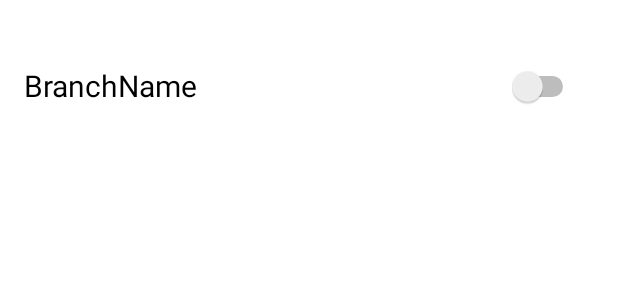
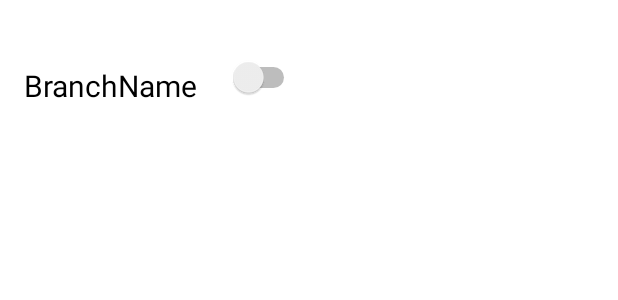
Before and after one commit to Riyanshi243/StudentHelpDesk, an Android app: the layout repeatable_database_filters2.xml on its own in the app's theme, with its tools: preview values and no code run, on a phone screen of 412 x 824 dp. Shown: the top 300 px of the screen. Run offline under Robolectric (Android 15) with nearby library versions, the phone set to English and light mode, and no system bars.

Commit message:
Branch in lock added

```diff
--- a/app/src/main/res/layout/repeatable_database_filters.xml
+++ b/app/src/main/res/layout/repeatable_database_filters.xml
@@ -55,7 +55,8 @@
             android:layout_height="match_parent"
             android:layout_marginTop="10dp"
             android:layout_marginBottom="10dp"
-            android:background="@color/background_gray"/>
+            android:background="@color/background_gray"
+            android:orientation="vertical" />
     </LinearLayout>
 
 </androidx.constraintlayout.widget.ConstraintLayout>
--- a/app/src/main/res/layout/repeatable_database_filters2.xml
+++ b/app/src/main/res/layout/repeatable_database_filters2.xml
@@ -19,13 +19,15 @@
         app:layout_constraintTop_toTopOf="parent"
         app:layout_constraintVertical_bias="0.029">
 
-        <TableRow
+        <LinearLayout
             android:layout_width="match_parent"
-            android:layout_height="wrap_content">
+            android:layout_height="match_parent"
+            android:layout_gravity="right"
+            android:orientation="horizontal">
 
             <TextView
                 android:id="@+id/branchName"
-                android:layout_width="302dp"
+                android:layout_width="wrap_content"
                 android:layout_height="wrap_content"
                 android:layout_marginLeft="5dp"
                 android:layout_marginTop="5dp"
@@ -35,12 +37,19 @@
                 android:textSize="20dp" />
 
             <Switch
-                android:id="@+id/lock"
+                android:id="@+id/switch1"
                 android:layout_width="wrap_content"
                 android:layout_height="wrap_content"
-                android:gravity="right"
-                android:visibility="visible"
-                tools:visibility="visible" />
+                android:layout_gravity="right|end"
+                android:foregroundGravity="right"
+                android:gravity="clip_horizontal|right|end" />
+        </LinearLayout>
+
+        <TableRow
+            android:layout_width="match_parent"
+            android:layout_height="wrap_content"
+            android:layout_gravity="right|end"
+            android:gravity="end">
 
         </TableRow>
 
```
